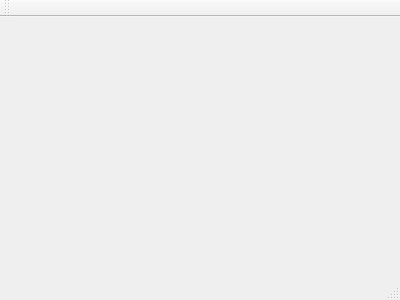
The window that Notepad/notepad.ui (karuvally/cute_adventures) describes before a commit, drawn with Qt 5.
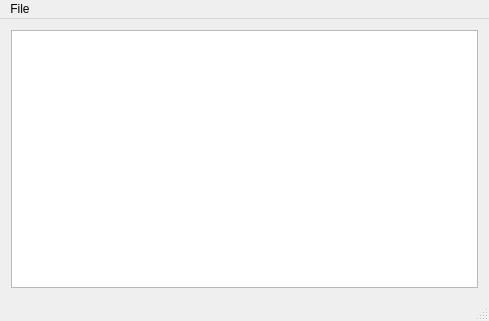
The same window after the commit.

```diff
--- a/Notepad/notepad.ui
+++ b/Notepad/notepad.ui
@@ -1,24 +1,71 @@
 <ui version="4.0">
  <class>Notepad</class>
- <widget class="QMainWindow" name="Notepad" >
-  <property name="geometry" >
+ <widget class="QMainWindow" name="Notepad">
+  <property name="geometry">
    <rect>
     <x>0</x>
     <y>0</y>
-    <width>400</width>
-    <height>300</height>
+    <width>489</width>
+    <height>321</height>
    </rect>
   </property>
   <property name="windowTitle" >
    <string>Notepad</string>
   </property>
-  <widget class="QMenuBar" name="menuBar" />
-  <widget class="QToolBar" name="mainToolBar" />
-  <widget class="QWidget" name="centralWidget" />
-  <widget class="QStatusBar" name="statusBar" />
+  <widget class="QWidget" name="centralWidget">
+   <layout class="QVBoxLayout" name="verticalLayout">
+    <item>
+     <widget class="QTextEdit" name="textEdit">
+      <property name="sizePolicy">
+       <sizepolicy hsizetype="Expanding" vsizetype="Expanding">
+        <horstretch>0</horstretch>
+        <verstretch>0</verstretch>
+       </sizepolicy>
+      </property>
+      <property name="autoFillBackground">
+       <bool>false</bool>
+      </property>
+     </widget>
+    </item>
+   </layout>
+  </widget>
+  <widget class="QMenuBar" name="menuBar">
+   <property name="geometry">
+    <rect>
+     <x>0</x>
+     <y>0</y>
+     <width>489</width>
+     <height>22</height>
+    </rect>
+   </property>
+   <widget class="QMenu" name="menuFile">
+    <property name="title">
+     <string>File</string>
+    </property>
+    <addaction name="actionOpen"/>
+    <addaction name="actionSave"/>
+    <addaction name="actionExit"/>
+   </widget>
+   <addaction name="menuFile"/>
+  </widget>
+  <widget class="QStatusBar" name="statusBar"/>
+  <action name="actionOpen">
+   <property name="text">
+    <string>Open</string>
+   </property>
+  </action>
+  <action name="actionSave">
+   <property name="text">
+    <string>Save</string>
+   </property>
+  </action>
+  <action name="actionExit">
+   <property name="text">
+    <string>Exit</string>
+   </property>
+  </action>
  </widget>
- <layoutDefault spacing="6" margin="11" />
- <pixmapfunction></pixmapfunction>
+ <layoutdefault spacing="6" margin="11"/>
  <resources/>
  <connections/>
 </ui>
```
Left out of the diff: 3 changed lines with no effect on the pictures.
